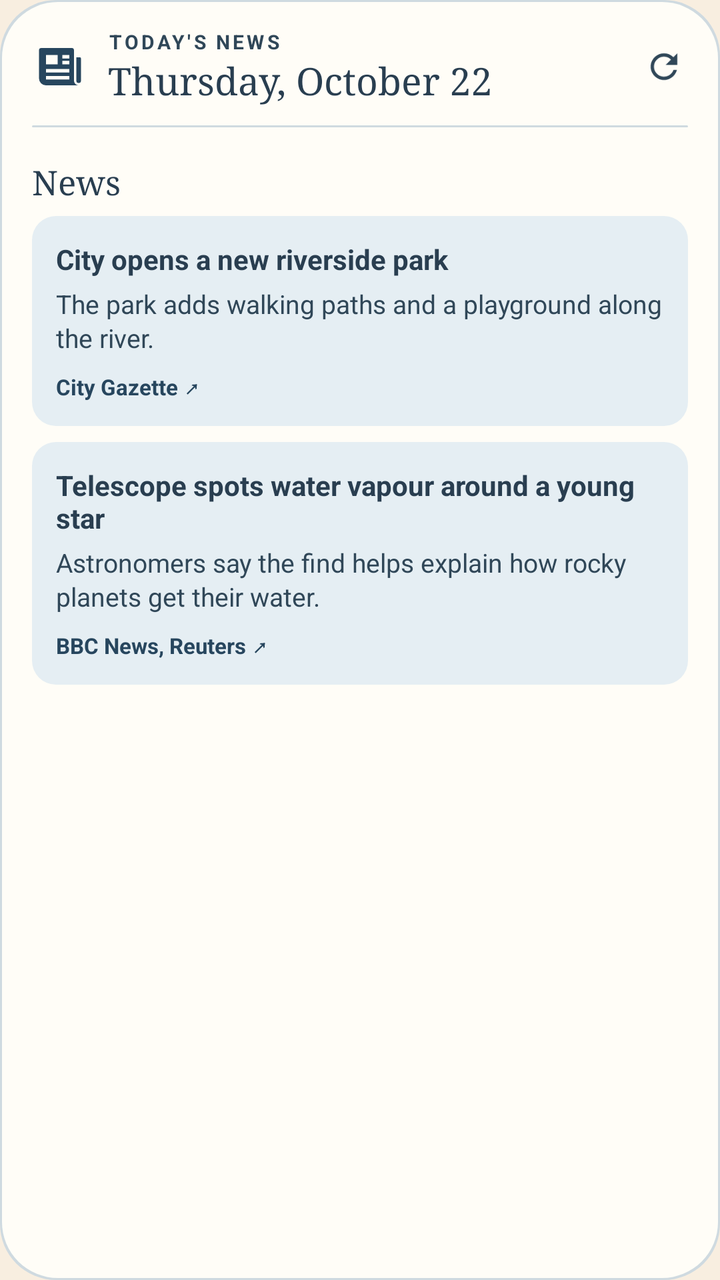
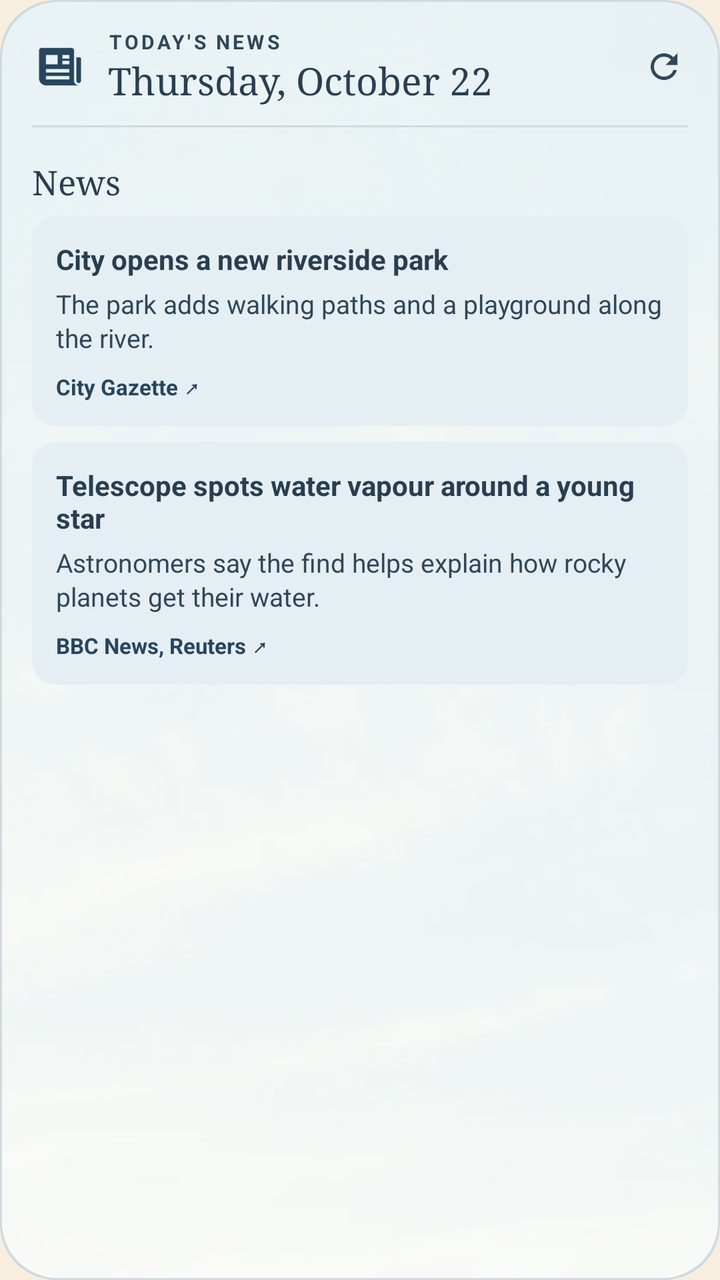

Compare the two renders of this Android layout. The source of the first and the diff that turns it into the second are given below.
<!-- AndroidManifest.xml: application theme Screen -->
<!-- res/layout/widget_preview_news.xml -->
<?xml version="1.0" encoding="utf-8"?>
<FrameLayout xmlns:android="http://schemas.android.com/apk/res/android"
    xmlns:tools="http://schemas.android.com/tools"
    android:layout_width="match_parent"
    android:layout_height="match_parent"
    tools:ignore="UseAppTint">

    <ImageView android:layout_width="match_parent" android:layout_height="match_parent" android:importantForAccessibility="no" android:scaleType="fitXY" android:src="@drawable/round_card" android:tint="@color/preview_line" />
    <ImageView android:layout_width="match_parent" android:layout_height="match_parent" android:layout_margin="1dp" android:importantForAccessibility="no" android:scaleType="fitXY" android:src="@drawable/round_card" android:tint="@color/preview_surface" />

    <LinearLayout android:layout_width="match_parent" android:layout_height="match_parent" android:orientation="vertical" android:paddingStart="16dp" android:paddingTop="14dp" android:paddingEnd="10dp" android:paddingBottom="6dp">
        <LinearLayout android:layout_width="match_parent" android:layout_height="wrap_content" android:gravity="center_vertical">
            <ImageView android:layout_width="28dp" android:layout_height="28dp" android:importantForAccessibility="no" android:src="@drawable/ic_news" android:tint="@color/preview_accent" />
            <LinearLayout android:layout_width="0dp" android:layout_height="wrap_content" android:layout_marginStart="10dp" android:layout_weight="1" android:orientation="vertical">
                <TextView android:layout_width="wrap_content" android:layout_height="wrap_content" android:letterSpacing="0.14" android:maxLines="1" android:text="@string/news_label" android:textAllCaps="true" android:textColor="@color/preview_muted" android:textSize="10sp" android:textStyle="bold" />
                <TextView android:layout_width="wrap_content" android:layout_height="wrap_content" android:ellipsize="end" android:fontFamily="serif" android:maxLines="1" android:text="@string/preview_date" android:textColor="@color/preview_ink" android:textSize="19sp" />
            </LinearLayout>
            <ImageView android:layout_width="36dp" android:layout_height="36dp" android:importantForAccessibility="no" android:padding="8dp" android:src="@drawable/ic_refresh" android:tint="@color/preview_muted" />
        </LinearLayout>
        <ImageView android:layout_width="match_parent" android:layout_height="1dp" android:layout_marginTop="10dp" android:layout_marginEnd="6dp" android:importantForAccessibility="no" android:scaleType="fitXY" android:src="@drawable/round_card" android:tint="@color/preview_line" />

        <LinearLayout android:layout_width="match_parent" android:layout_height="wrap_content" android:orientation="vertical" android:paddingTop="4dp" android:paddingEnd="6dp">
            <TextView android:layout_width="match_parent" android:layout_height="wrap_content" android:paddingTop="12dp" android:paddingBottom="2dp" android:fontFamily="serif" android:text="@string/preview_briefing_section" android:textColor="@color/preview_ink" android:textSize="17sp" />
            <LinearLayout android:layout_width="match_parent" android:layout_height="wrap_content" android:layout_marginTop="4dp" android:layout_marginBottom="4dp" android:background="@drawable/round_tile" android:backgroundTint="@color/preview_wash" android:orientation="vertical" android:padding="12dp">
                <TextView android:layout_width="match_parent" android:layout_height="wrap_content" android:ellipsize="end" android:maxLines="3" android:text="@string/preview_news_headline" android:textColor="@color/preview_ink" android:textSize="14sp" android:textStyle="bold" />
                <TextView android:layout_width="match_parent" android:layout_height="wrap_content" android:layout_marginTop="4dp" android:ellipsize="end" android:lineSpacingMultiplier="1.1" android:maxLines="3" android:text="@string/preview_news_summary" android:textColor="@color/preview_muted" android:textSize="13sp" />
                <TextView android:layout_width="match_parent" android:layout_height="wrap_content" android:layout_marginTop="8dp" android:ellipsize="end" android:maxLines="1" android:text="@string/preview_news_source" android:textColor="@color/preview_accent" android:textSize="11sp" android:textStyle="bold" />
            </LinearLayout>
            <LinearLayout android:layout_width="match_parent" android:layout_height="wrap_content" android:layout_marginTop="4dp" android:layout_marginBottom="4dp" android:background="@drawable/round_tile" android:backgroundTint="@color/preview_wash" android:orientation="vertical" android:padding="12dp">
                <TextView android:layout_width="match_parent" android:layout_height="wrap_content" android:ellipsize="end" android:maxLines="3" android:text="@string/preview_news_headline_two" android:textColor="@color/preview_ink" android:textSize="14sp" android:textStyle="bold" />
                <TextView android:layout_width="match_parent" android:layout_height="wrap_content" android:layout_marginTop="4dp" android:ellipsize="end" android:lineSpacingMultiplier="1.1" android:maxLines="3" android:text="@string/preview_news_summary_two" android:textColor="@color/preview_muted" android:textSize="13sp" />
                <TextView android:layout_width="match_parent" android:layout_height="wrap_content" android:layout_marginTop="8dp" android:ellipsize="end" android:maxLines="1" android:text="@string/preview_news_source_two" android:textColor="@color/preview_accent" android:textSize="11sp" android:textStyle="bold" />
            </LinearLayout>
        </LinearLayout>
    </LinearLayout>
</FrameLayout>
<!-- resources referenced by this layout -->
<resources>
  <color name="preview_accent">#27465E</color>
  <color name="preview_ink">#293E50</color>
  <color name="preview_line">#CFDAE0</color>
  <color name="preview_muted">#304758</color>
  <color name="preview_surface">#FFFDF7</color>
  <color name="preview_wash">#E5EEF3</color>
  <!-- drawable ic_news (drawable) -->
  <?xml version="1.0" encoding="utf-8"?>
  <vector xmlns:android="http://schemas.android.com/apk/res/android"
      android:width="24dp" android:height="24dp" android:viewportWidth="24" android:viewportHeight="24">
      <path android:fillColor="#FFFFFFFF" android:pathData="M4,4h13a1,1 0,0 1,1 1v13a2,2 0,0 0,2 2H6a3,3 0,0 1,-3 -3V5a1,1 0,0 1,1 -1zM6,7v4h5V7zM13,7v1.5h3V7zM13,9.5V11h3V9.5zM6,13v1.5h10V13zM6,16v1.5h10V16z" />
      <path android:fillColor="#FFFFFFFF" android:pathData="M19,8h1.5a0.5,0.5 0,0 1,0.5 0.5V18a1,1 0,0 1,-2 0z" />
  </vector>
  <!-- drawable ic_refresh (drawable) -->
  <?xml version="1.0" encoding="utf-8"?>
  <vector xmlns:android="http://schemas.android.com/apk/res/android"
      android:width="20dp" android:height="20dp" android:viewportWidth="24" android:viewportHeight="24">
      <path android:fillColor="#FFFFFFFF" android:pathData="M17.65,6.35A7.96,7.96 0,0 0,12 4a8,8 0,1 0,7.73 10h-2.08A6,6 0,1 1,12 6c1.66,0 3.14,0.69 4.22,1.78L13,11h7V4l-2.35,2.35z" />
  </vector>
  <!-- drawable round_card (drawable) -->
  <?xml version="1.0" encoding="utf-8"?>
  <shape xmlns:android="http://schemas.android.com/apk/res/android" android:shape="rectangle">
      <solid android:color="#FFFFFFFF" />
      <corners android:radius="@dimen/widget_radius" />
  </shape>
  <!-- drawable round_tile (drawable) -->
  <?xml version="1.0" encoding="utf-8"?>
  <shape xmlns:android="http://schemas.android.com/apk/res/android" android:shape="rectangle">
      <solid android:color="#FFFFFFFF" />
      <corners android:radius="12dp" />
  </shape>
  <string name="news_label">Today\'s news</string>
  <string name="preview_briefing_section">News</string>
  <string name="preview_date">Thursday, October 22</string>
  <string name="preview_news_headline">City opens a new riverside park</string>
  <string name="preview_news_headline_two">Telescope spots water vapour around a young star</string>
  <string name="preview_news_source">City Gazette  ↗</string>
  <string name="preview_news_source_two">BBC News, Reuters  ↗</string>
  <string name="preview_news_summary">The park adds walking paths and a playground along the river.</string>
  <string name="preview_news_summary_two">Astronomers say the find helps explain how rocky planets get their water.</string>
  <style name="Screen" parent="@android:style/Theme.Material.Light.NoActionBar">
          <item name="android:windowBackground">@color/background</item>
          <item name="android:colorAccent">@color/sun</item>
          <item name="android:textColorPrimary">@color/ink</item>
          <item name="android:windowLightStatusBar">true</item>
      </style>
  <dimen name="widget_radius">16dp</dimen>
  <color name="background">#F8EEE0</color>
  <color name="sun">#D88B38</color>
  <color name="ink">#2B2620</color>
</resources>

<!-- the commit's change to res/layout/widget_preview_news.xml (unified diff, before → after) -->
@@ -6,7 +6,7 @@
     tools:ignore="UseAppTint">
 
     <ImageView android:layout_width="match_parent" android:layout_height="match_parent" android:importantForAccessibility="no" android:scaleType="fitXY" android:src="@drawable/round_card" android:tint="@color/preview_line" />
-    <ImageView android:layout_width="match_parent" android:layout_height="match_parent" android:layout_margin="1dp" android:importantForAccessibility="no" android:scaleType="fitXY" android:src="@drawable/round_card" android:tint="@color/preview_surface" />
+    <ImageView android:layout_width="match_parent" android:layout_height="match_parent" android:layout_margin="1dp" android:background="@drawable/round_card" android:clipToOutline="true" android:importantForAccessibility="no" android:scaleType="centerCrop" android:src="@drawable/preview_scene" />
 
     <LinearLayout android:layout_width="match_parent" android:layout_height="match_parent" android:orientation="vertical" android:paddingStart="16dp" android:paddingTop="14dp" android:paddingEnd="10dp" android:paddingBottom="6dp">
         <LinearLayout android:layout_width="match_parent" android:layout_height="wrap_content" android:gravity="center_vertical">
<!-- resource entries referenced after the edit -->
@@ -4,7 +4,6 @@
   <color name="preview_ink">#293E50</color>
   <color name="preview_line">#CFDAE0</color>
   <color name="preview_muted">#304758</color>
-  <color name="preview_surface">#FFFDF7</color>
   <color name="preview_wash">#E5EEF3</color>
   <!-- drawable ic_news (drawable) -->
   <?xml version="1.0" encoding="utf-8"?>
@@ -19,6 +18,12 @@
       android:width="20dp" android:height="20dp" android:viewportWidth="24" android:viewportHeight="24">
       <path android:fillColor="#FFFFFFFF" android:pathData="M17.65,6.35A7.96,7.96 0,0 0,12 4a8,8 0,1 0,7.73 10h-2.08A6,6 0,1 1,12 6c1.66,0 3.14,0.69 4.22,1.78L13,11h7V4l-2.35,2.35z" />
   </vector>
+  <!-- drawable preview_scene (drawable) -->
+  <?xml version="1.0" encoding="utf-8"?>
+  <layer-list xmlns:android="http://schemas.android.com/apk/res/android">
+      <item android:drawable="@drawable/preview_art" />
+      <item><shape><solid android:color="@color/preview_scene_wash" /></shape></item>
+  </layer-list>
   <!-- drawable round_card (drawable) -->
   <?xml version="1.0" encoding="utf-8"?>
   <shape xmlns:android="http://schemas.android.com/apk/res/android" android:shape="rectangle">
@@ -46,6 +51,7 @@
           <item name="android:textColorPrimary">@color/ink</item>
           <item name="android:windowLightStatusBar">true</item>
       </style>
+  <color name="preview_scene_wash">#96FFFDF7</color>
   <dimen name="widget_radius">16dp</dimen>
   <color name="background">#F8EEE0</color>
   <color name="sun">#D88B38</color>
